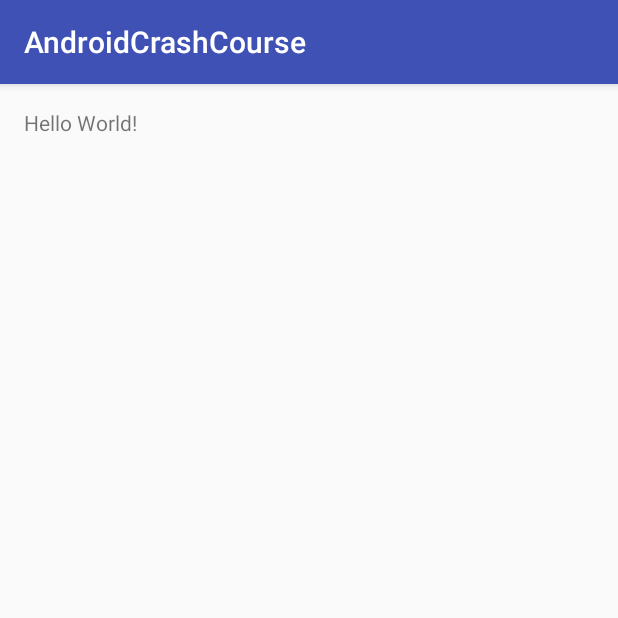
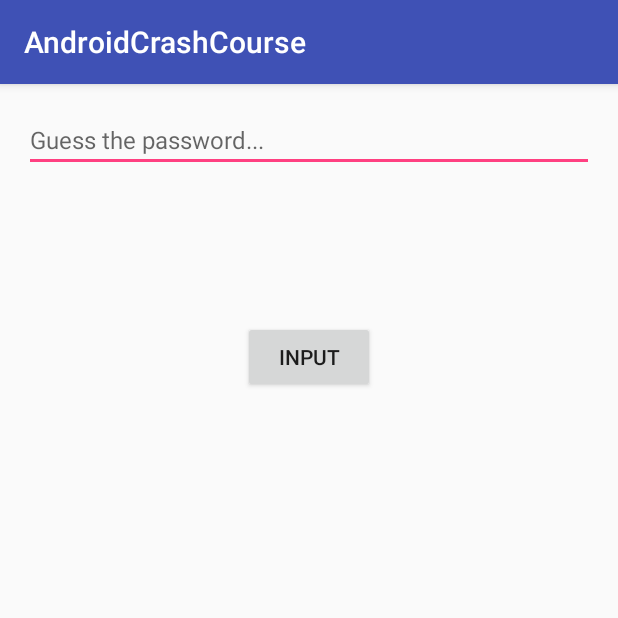
Before and after one commit to FRC2706/AndroidCrashCourse, an Android app: the screen it shows after launch (MainActivity), on a phone screen of 412 x 824 dp, the top half of it. Run offline under Robolectric (Android 15) with nearby library versions, the phone set to English and light mode, and no system bars.

Commit message:
My changes

```diff
--- a/app/src/main/java/ca/team2706/scouting/androidcrashcourse/MainActivity.java
+++ b/app/src/main/java/ca/team2706/scouting/androidcrashcourse/MainActivity.java
@@ -1,13 +1,35 @@
 package ca.team2706.scouting.androidcrashcourse;
 
+import android.os.Bundle;
 import android.support.v7.app.AppCompatActivity;
-import android.os.Bundle;
+import android.view.View;
+import android.widget.Button;
+import android.widget.EditText;
 
 public class MainActivity extends AppCompatActivity {
+
+    Button btn;
+    String password = "rekt";
 
     @Override
     protected void onCreate(Bundle savedInstanceState) {
         super.onCreate(savedInstanceState);
         setContentView(R.layout.activity_main);
+        btn = (Button) findViewById(R.id.button2);
+        btn.setOnClickListener(new View.OnClickListener() {
+            @Override
+            public void onClick(View v) {
+                MainActivity.this.onButtonClick(v);
+            }
+        });
+
+    }
+
+    public void onButtonClick(View view) {
+        EditText editText = (EditText) findViewById(R.id.editText3);
+        String value = editText.getText().toString();
+        if (value.equals(password)) {
+            editText.setText ("Correct!");
+        }
     }
 }
--- a/app/src/main/res/layout/activity_main.xml
+++ b/app/src/main/res/layout/activity_main.xml
@@ -10,8 +10,25 @@
     android:paddingTop="@dimen/activity_vertical_margin"
     tools:context="ca.team2706.scouting.androidcrashcourse.MainActivity">
 
-    <TextView
+
+    <EditText
         android:layout_width="wrap_content"
         android:layout_height="wrap_content"
-        android:text="Hello World!" />
+        android:inputType="textPassword"
+        android:ems="10"
+        android:id="@+id/editText3"
+        android:hint="Guess the password..."
+        android:textSize="16sp"
+        android:layout_alignParentEnd="true"
+        android:layout_alignParentStart="true" />
+
+    <Button
+        android:text="Input"
+        android:layout_width="wrap_content"
+        android:layout_height="wrap_content"
+        android:layout_below="@+id/editText3"
+        android:layout_centerHorizontal="true"
+        android:layout_marginTop="99dp"
+        android:id="@+id/button2" />
+
 </RelativeLayout>
```
